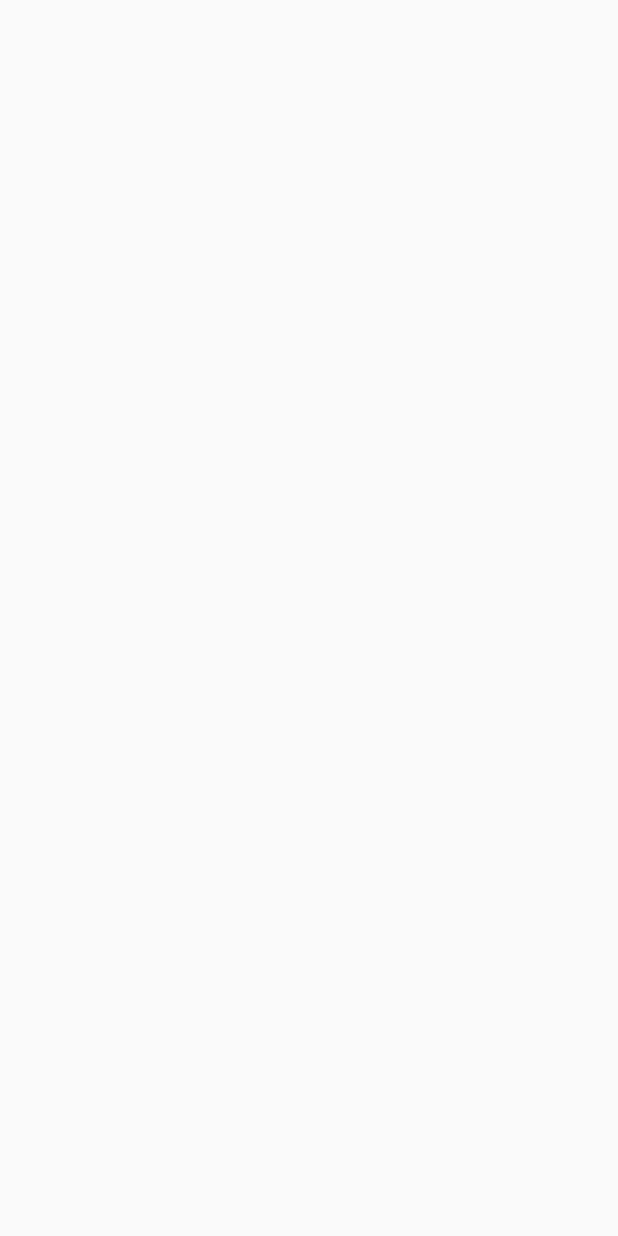
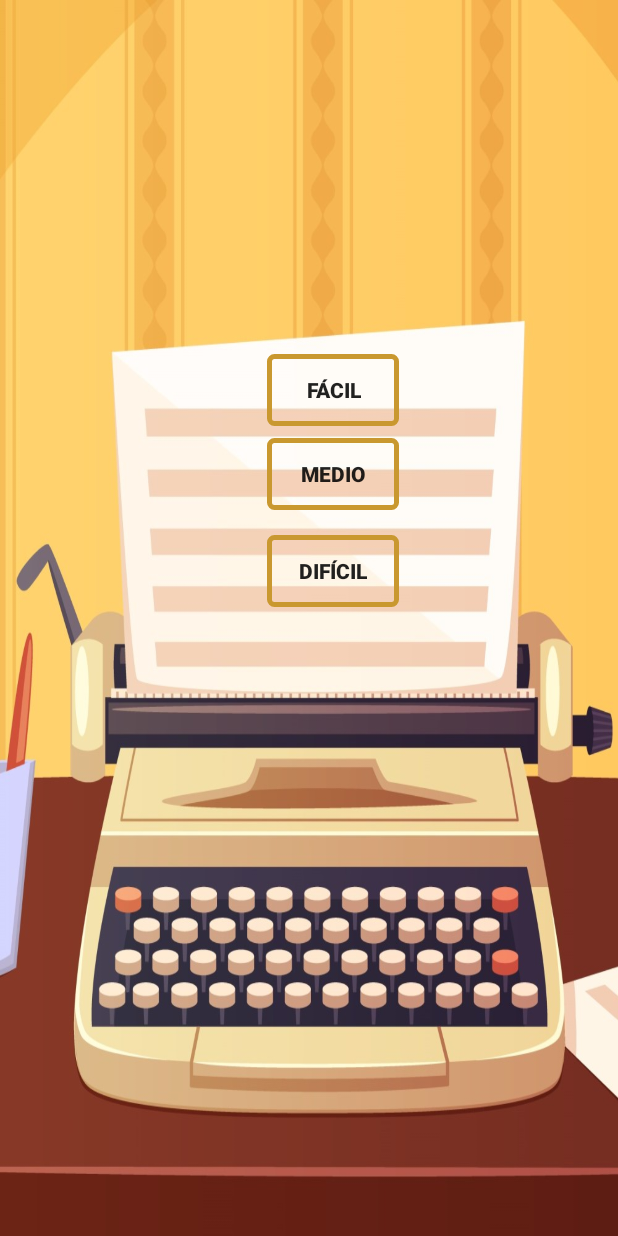
Before and after one commit to carlosgutfer/verbum, an Android app: the pantalla_juegos screen opened directly, with no data from a screen before it, on a phone screen of 412 x 824 dp. Before the commit the screen is empty. Run offline under Robolectric (Android 15) with nearby library versions, the phone set to English and light mode, and no system bars.

Commit message:
20/09/2020

```diff
--- /dev/null
+++ b/app/src/main/java/com/GF/verbum/ui/pantallajuegos/modoJuegos/EleccionDificultadFragment.java
@@ -0,0 +1,102 @@
+package com.GF.verbum.ui.pantallajuegos.modoJuegos;
+
+import android.content.Intent;
+import android.os.Bundle;
+
+import androidx.fragment.app.Fragment;
+
+import android.view.LayoutInflater;
+import android.view.View;
+import android.view.ViewGroup;
+import android.widget.Button;
+
+import com.GF.verbum.R;
+import com.GF.verbum.ui.pantallajuegos.modoJuegos.CajaDeHerramientas.HerramientasFragment;
+import com.GF.verbum.ui.pantallajuegos.modoJuegos.QueSoy.QueSoyFragment;
+import com.GF.verbum.ui.pantallajuegos.modoJuegos.escaleraInfinita.PantallaEscaleraInfinitaFragment;
+
+
+public class EleccionDificultadFragment extends Fragment implements View.OnClickListener {
+
+
+ private Button facil, medio, dificil;
+ private View v;
+ private static String MODODEJUEGO;
+ private int modo;
+
+
+
+    public EleccionDificultadFragment() {
+    }
+
+
+    // TODO: Rename and change types and number of parameters
+    public static EleccionDificultadFragment newInstance(int modojuego) {
+        EleccionDificultadFragment fragment = new EleccionDificultadFragment();
+        Bundle arguments = new Bundle();
+        arguments.putInt(MODODEJUEGO, modojuego);
+        fragment.setArguments(arguments);
+
+        return fragment;
+    }
+
+    @Override
+    public void onCreate(Bundle savedInstanceState) {
+        super.onCreate(savedInstanceState);
+    }
+
+
+
+    @Override
+    public View onCreateView(LayoutInflater inflater, ViewGroup container,
+                             Bundle savedInstanceState) {
+         v = inflater.inflate(R.layout.fragment_eleccion_dificultad, container, false);
+        modo=getArguments().getInt(MODODEJUEGO);
+
+        findViewById();
+        setOnClick();
+        return v;
+    }
+
+    private void setOnClick() {
+        facil.setOnClickListener(this);
+        medio.setOnClickListener(this);
+        dificil.setOnClickListener(this);
+    }
+
+    private void findViewById() {
+        facil=v.findViewById(R.id.BT_Facil);
+        medio=v.findViewById(R.id.BT_Medio);
+        dificil=v.findViewById(R.id.BT_Dificil);
+    }
+
+    @Override
+    public void onClick(View v) {
+        int View=v.getId();
+        if(View==R.id.BT_Facil){
+            Intent i = new Intent(getActivity(), pantalla_juegos.class);
+            i.putExtra("dificultad",1);
+            i.putExtra("ModoJuego",modo);
+            startActivity(i);
+
+
+        }
+        if(View==R.id.BT_Medio){
+            Intent i = new Intent(getActivity(), pantalla_juegos.class);
+            i.putExtra("dificultad",2);
+            i.putExtra("ModoJuego",modo);
+            startActivity(i);
+
+        }
+        if(View==R.id.BT_Dificil){
+            Intent i = new Intent(getActivity(), pantalla_juegos.class);
+            i.putExtra("dificultad",3);
+            i.putExtra("ModoJuego",modo);
+            startActivity(i);
+
+        }
+
+
+
+    }
+}
--- a/app/src/main/java/com/GF/verbum/ui/pantallajuegos/modoJuegos/pantalla_juegos.java
+++ b/app/src/main/java/com/GF/verbum/ui/pantallajuegos/modoJuegos/pantalla_juegos.java
@@ -6,35 +6,60 @@ import android.content.Intent;
 import android.os.Bundle;
 
 import com.GF.verbum.R;
+import com.GF.verbum.ui.pantallajuegos.MainActivity;
 import com.GF.verbum.ui.pantallajuegos.modoJuegos.CajaDeHerramientas.HerramientasFragment;
 import com.GF.verbum.ui.pantallajuegos.modoJuegos.QueSoy.QueSoyFragment;
 import com.GF.verbum.ui.pantallajuegos.modoJuegos.escaleraInfinita.PantallaEscaleraInfinitaFragment;
 
 public class pantalla_juegos extends AppCompatActivity {
  private int modoJuego;
+ private int dificultad;
     @Override
     protected void onCreate(Bundle savedInstanceState) {
         super.onCreate(savedInstanceState);
         getSupportActionBar().hide();
         setContentView(R.layout.pantalla_juegos_activity);
-        modoJuego=getIntent().getIntExtra("ModoJuego",0);
+        dificultad = getIntent().getIntExtra("dificultad", -1);
+        modoJuego = getIntent().getIntExtra("ModoJuego", -1);
 
-        if (savedInstanceState == null) {
-            if (modoJuego==1) {
+        if (savedInstanceState == null&dificultad==-1) {
+            getSupportFragmentManager().beginTransaction()
+                    .replace(R.id.containerJuegos, EleccionDificultadFragment.newInstance(modoJuego))
+                    .commitNow();
+
+        }
+
+        if (savedInstanceState == null&dificultad!=-1) {
+
+            if (modoJuego == 1) {
                 getSupportFragmentManager().beginTransaction()
-                        .replace(R.id.container, HerramientasFragment.newInstance())
+                        .replace(R.id.containerJuegos, HerramientasFragment.newInstance(dificultad))
+                        .commitNow();
+
+            }
+            if (modoJuego == 2) {
+                getSupportFragmentManager().beginTransaction()
+                        .replace(R.id.containerJuegos, QueSoyFragment.newInstance(dificultad))
                         .commitNow();
             }
-            if(modoJuego==2){
+            if (modoJuego == 3) {
                 getSupportFragmentManager().beginTransaction()
-                        .replace(R.id.container, QueSoyFragment.newInstance())
+                        .replace(R.id.containerJuegos, PantallaEscaleraInfinitaFragment.newInstance(dificultad))
                         .commitNow();
-            }
-            if(modoJuego==3){
-                getSupportFragmentManager().beginTransaction()
-                        .replace(R.id.container,  PantallaEscaleraInfinitaFragment.newInstance())
-                        .commitNow();
+
             }
         }
+
+
+
+    }
+
+    @Override
+    public void onBackPressed() {
+        super.onBackPressed();
+        Intent i = new Intent(this, MainActivity.class);
+        startActivity(i);
+        finish();
+
     }
 }
--- /dev/null
+++ b/app/src/main/res/layout/fragment_eleccion_dificultad.xml
@@ -0,0 +1,51 @@
+<?xml version="1.0" encoding="utf-8"?>
+<androidx.constraintlayout.widget.ConstraintLayout xmlns:android="http://schemas.android.com/apk/res/android"
+    xmlns:tools="http://schemas.android.com/tools"
+    android:layout_width="match_parent"
+    android:layout_height="match_parent"
+    xmlns:app="http://schemas.android.com/apk/res-auto"
+    android:background="@drawable/menu_vertical"
+    tools:context=".ui.pantallajuegos.modoJuegos.EleccionDificultadFragment">
+
+    <Button
+        android:id="@+id/BT_Facil"
+        android:layout_width="wrap_content"
+        android:layout_height="wrap_content"
+        android:layout_marginTop="236dp"
+        android:background="@drawable/button_border"
+        android:padding="5dp"
+        android:text="@string/Facil"
+        android:textStyle="bold"
+        app:layout_constraintEnd_toEndOf="parent"
+        app:layout_constraintHorizontal_bias="0.549"
+        app:layout_constraintStart_toStartOf="parent"
+        app:layout_constraintTop_toTopOf="parent" />
+
+    <Button
+        android:id="@+id/BT_Medio"
+        android:layout_width="0dp"
+        android:layout_height="wrap_content"
+        android:layout_marginTop="8dp"
+        android:background="@drawable/button_border"
+        android:text="@string/Medio"
+        android:textStyle="bold"
+        app:layout_constraintEnd_toEndOf="@+id/BT_Facil"
+        app:layout_constraintHorizontal_bias="0.0"
+        app:layout_constraintStart_toStartOf="@+id/BT_Facil"
+        app:layout_constraintTop_toBottomOf="@+id/BT_Facil" />
+
+    <Button
+        android:id="@+id/BT_Dificil"
+        android:layout_width="0dp"
+        android:layout_height="wrap_content"
+        android:background="@drawable/button_border"
+        android:text="@string/Dificil"
+        android:textStyle="bold"
+        app:layout_constraintBottom_toBottomOf="parent"
+        app:layout_constraintEnd_toEndOf="@+id/BT_Medio"
+        app:layout_constraintHorizontal_bias="0.498"
+        app:layout_constraintStart_toStartOf="@+id/BT_Medio"
+        app:layout_constraintTop_toBottomOf="@+id/BT_Medio"
+        app:layout_constraintVertical_bias="0.038" />
+
+</androidx.constraintlayout.widget.ConstraintLayout>
--- a/app/src/main/res/layout/pantalla_juegos_activity.xml
+++ b/app/src/main/res/layout/pantalla_juegos_activity.xml
@@ -1,7 +1,7 @@
 <?xml version="1.0" encoding="utf-8"?>
 <FrameLayout xmlns:android="http://schemas.android.com/apk/res/android"
     xmlns:tools="http://schemas.android.com/tools"
-    android:id="@+id/container"
+    android:id="@+id/containerJuegos"
     android:layout_width="match_parent"
     android:layout_height="match_parent"
     tools:context=".ui.pantallajuegos.modoJuegos.pantalla_juegos" />
--- a/app/src/main/res/values/strings.xml
+++ b/app/src/main/res/values/strings.xml
@@ -26,4 +26,9 @@
     <string name="conjuncion">Conjunción</string>
     <string name="Interjeccion">Interjección</string>
     <string name="Preposicion">Preposición</string>
+    <!-- TODO: Remove or change this placeholder text -->
+    <string name="hello_blank_fragment">Hello blank fragment</string>
+    <string name="Facil">Fácil</string>
+    <string name="Medio">Medio</string>
+    <string name="Dificil">Difícil</string>
 </resources>
```
Also changed, not shown: app/src/main/java/com/GF/verbum/DB/PalabrasRoomDataBase.java (+12 -32 lines), app/src/main/java/com/GF/verbum/ui/pantallajuegos/modoJuegos/CajaDeHerramientas/HerramientasFragment.java (+61 -14 lines), app/src/main/java/com/GF/verbum/ui/pantallajuegos/modoJuegos/QueSoy/QueSoyFragment.java (+6 -2 lines), app/src/main/java/com/GF/verbum/ui/pantallajuegos/modoJuegos/escaleraInfinita/PantallaEscaleraInfinitaFragment.java (+97 -12 lines).
